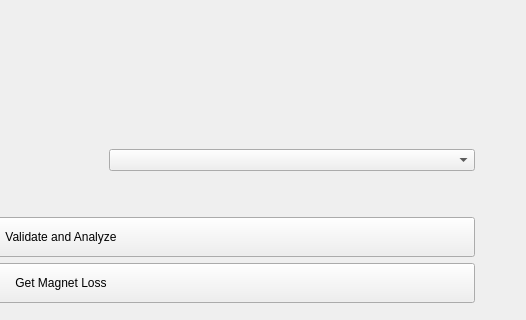
Old version of the form src/ansys/aedt/toolkits/magnet_segmentation/ui/windows/post_processing/post_processing_page.ui in the repository ansys/magnet-segmentation-toolkit; both pictures show x 364 to 890 and y 363 to 683 of the 890 by 1178 pixel window.
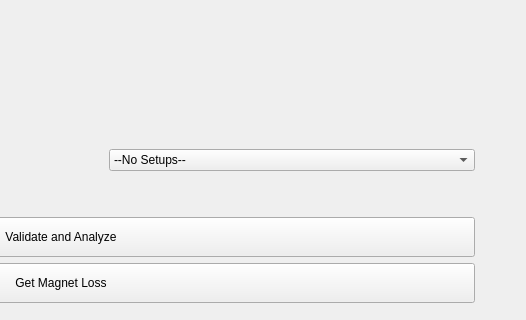
New version of the form.

Diff of the .ui file:
```diff
--- a/src/ansys/aedt/toolkits/magnet_segmentation/ui/windows/post_processing/post_processing_page.ui
+++ b/src/ansys/aedt/toolkits/magnet_segmentation/ui/windows/post_processing/post_processing_page.ui
@@ -77,6 +77,11 @@
              <verstretch>0</verstretch>
             </sizepolicy>
            </property>
+           <item>
+            <property name="text">
+             <string>--No Setups--</string>
+            </property>
+           </item>
           </widget>
          </item>
         </layout>
```
Left out of the diff: 12 changed lines with no effect on the pictures.
